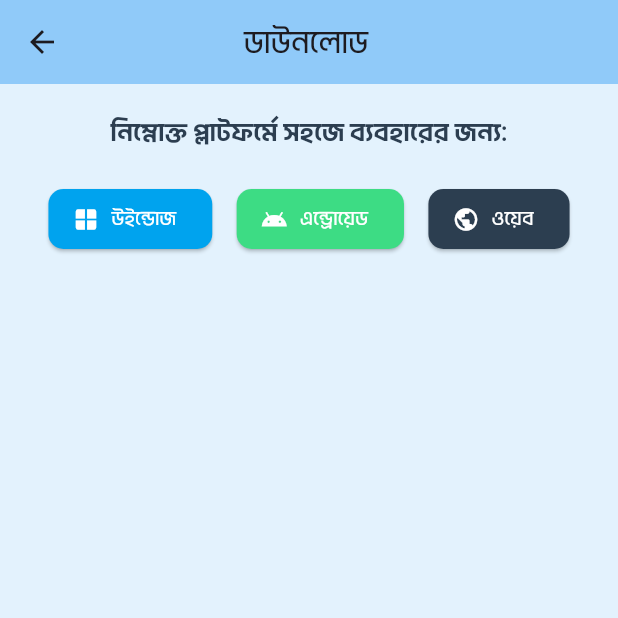
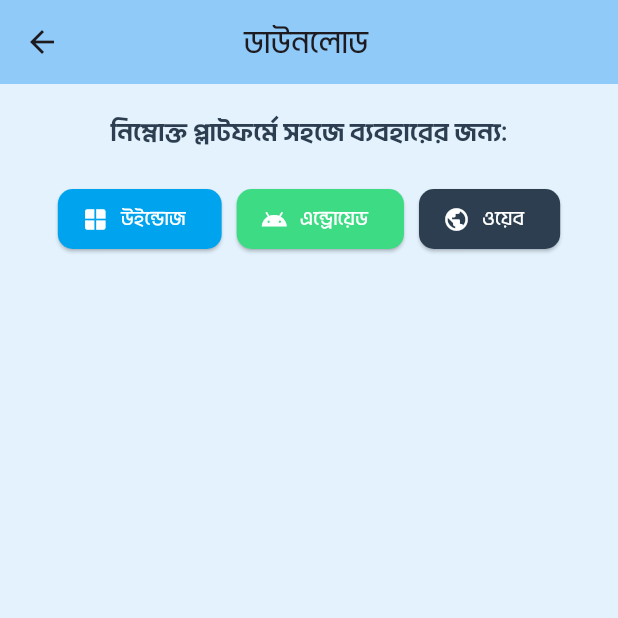
Before and after one commit to ratulhasanruhan/goribli_studio, a Flutter app: the Download screen opened by its route, on a phone screen of 412 x 824 dp, the top half of it. Run offline on Flutter 3.47's test engine with Material 3 defaults, Android fonts, the phone set to English and light mode, and no system bars; our stand-ins replace firebase_core, lottie; missing offline and left inert: file_saver; accounts and stored records are empty.

Commit message:
change icon

```diff
--- a/lib/view/download.dart
+++ b/lib/view/download.dart
@@ -46,7 +46,7 @@ class _DownloadState extends State<Download> {
                   height: 20,
                 ),
                 Row(
-                  mainAxisAlignment: MainAxisAlignment.spaceEvenly,
+                  mainAxisAlignment: MainAxisAlignment.center,
                   children: [
                     ElevatedButton.icon(
                       icon: Icon(Icons.window),
@@ -63,6 +63,9 @@ class _DownloadState extends State<Download> {
                         await launchUrl(Uri.parse('${raw_url}windows.zip'));
                       },
                     ),
+                    SizedBox(
+                      width: 10,
+                    ),
                     ElevatedButton.icon(
                       icon: Icon(Icons.android),
                       label: Text(
@@ -77,6 +80,9 @@ class _DownloadState extends State<Download> {
                       onPressed: ()async{
                         await launchUrl(Uri.parse('${raw_url}android.apk'));
                       },
+                    ),
+                    SizedBox(
+                      width: 10,
                     ),
                     ElevatedButton.icon(
                       icon: Icon(Icons.public),
```
Also changed, not shown: 22 other files.
